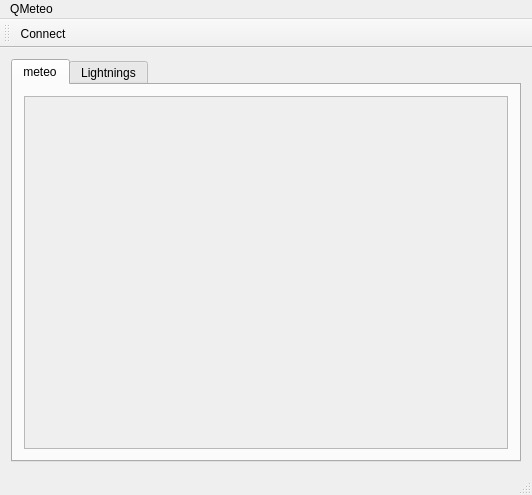
Above: QMeteo/mainwindow.ui from grisu48/meteo before the change. Below: the same form after it.
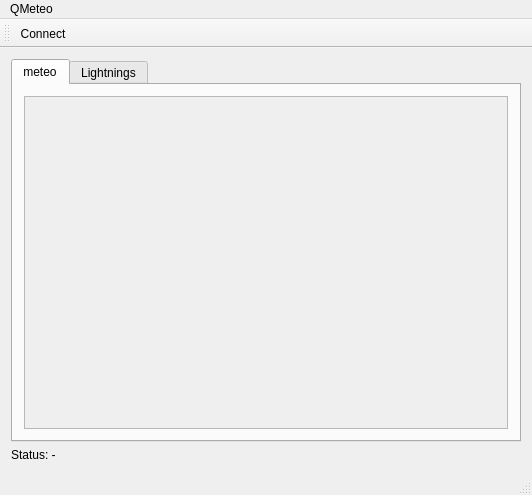
That is the form after the change.

```diff
--- a/QMeteo/mainwindow.ui
+++ b/QMeteo/mainwindow.ui
@@ -36,7 +36,7 @@
              <x>0</x>
              <y>0</y>
              <width>490</width>
-             <height>350</height>
+             <height>327</height>
             </rect>
            </property>
            <layout class="QVBoxLayout" name="verticalLayout_3">
@@ -72,6 +72,13 @@
       </widget>
      </widget>
     </item>
+    <item>
+     <widget class="QLabel" name="lblStatus">
+      <property name="text">
+       <string>Status: -</string>
+      </property>
+     </widget>
+    </item>
    </layout>
   </widget>
   <widget class="QMenuBar" name="menuBar">
```
